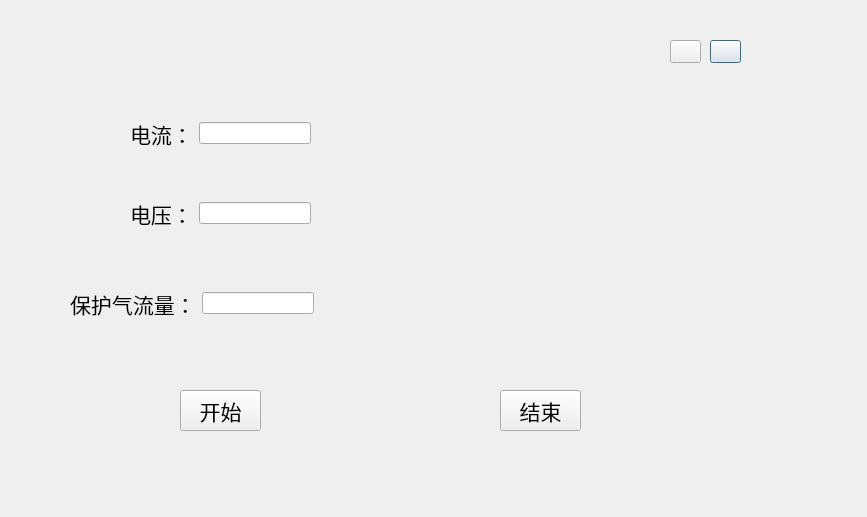
wwwK/DigitalTwin, file UiDesign/serialUi_diag.ui: the form before one commit.
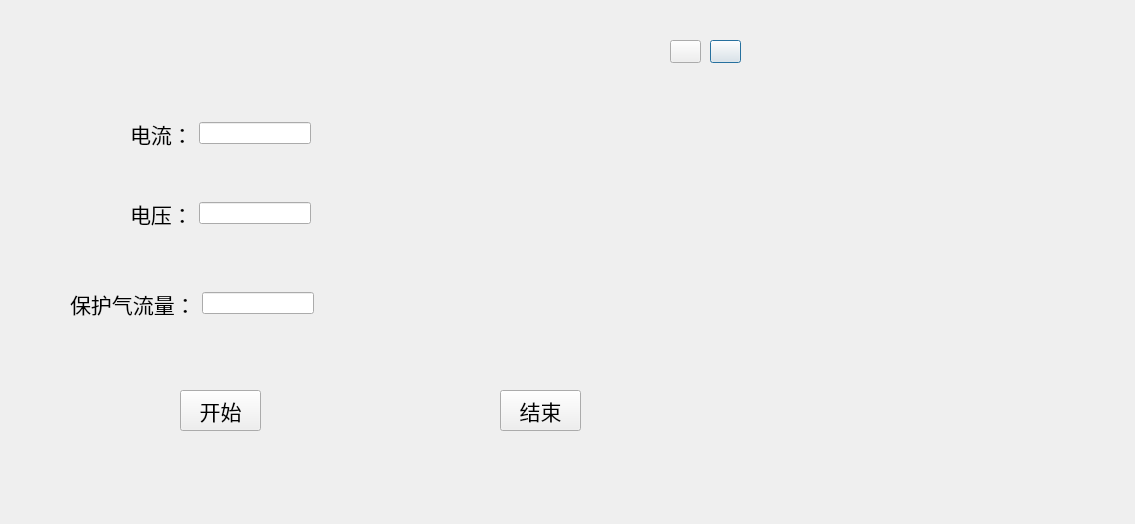
The form after the commit. Custom widgets are drawn as their Qt base class.

Commit message: 测试绘图类成功，在pyqt中使用matplotlib。

Patch:
```diff
--- a/UiDesign/serialUi_diag.ui
+++ b/UiDesign/serialUi_diag.ui
@@ -6,8 +6,8 @@
    <rect>
     <x>0</x>
     <y>0</y>
-    <width>867</width>
-    <height>517</height>
+    <width>1135</width>
+    <height>524</height>
    </rect>
   </property>
   <property name="windowTitle">
@@ -161,7 +161,25 @@
     </item>
    </layout>
   </widget>
+  <widget class="MatplotlibWidget" name="plotElectricity" native="true">
+   <property name="geometry">
+    <rect>
+     <x>650</x>
+     <y>100</y>
+     <width>331</width>
+     <height>161</height>
+    </rect>
+   </property>
+  </widget>
  </widget>
+ <customwidgets>
+  <customwidget>
+   <class>MatplotlibWidget</class>
+   <extends>QWidget</extends>
+   <header>MatplotlibWidget</header>
+   <container>1</container>
+  </customwidget>
+ </customwidgets>
  <resources/>
  <connections>
   <connection>
```
The commit also changes 3 other files.
